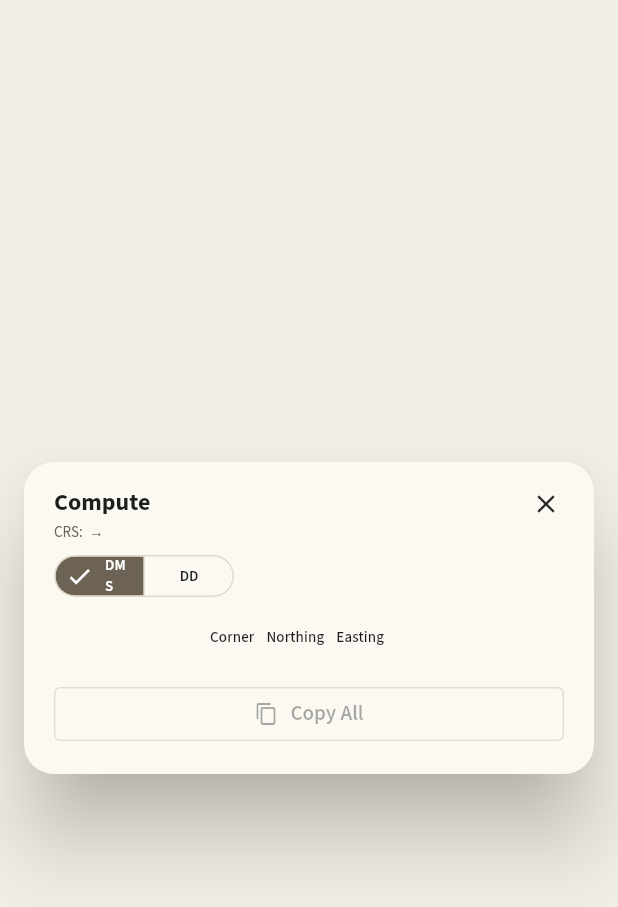
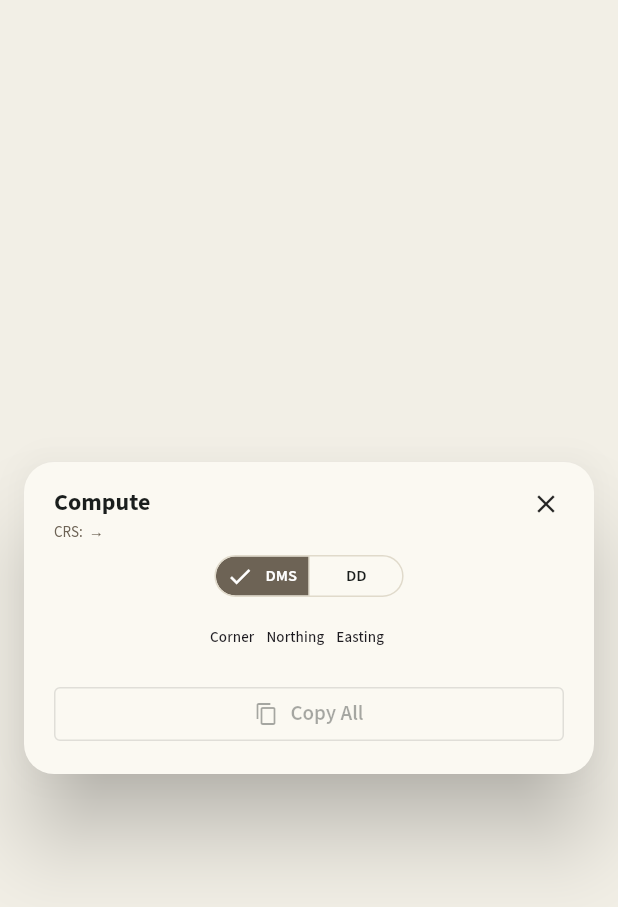
Before and after one commit to JunweakDGreit/SurveyAide, a Flutter app: the _ComputeDialogContent widget shown alone on an empty page, opened directly with empty values, on a phone screen of 412 x 824 dp. Shown: the top 907 px of the screen. Run offline on Flutter 3.47's test engine with Material 3 defaults, Android fonts, the phone set to English and light mode, and no system bars; our stand-ins replace drift, file_picker, flutter_riverpod, go_router, google_fonts, pdf and 4 more; missing offline and left inert: proj4dart; accounts and stored records are empty; generated files the repository leaves out were written again.

Commit message:
fix: CRS Helmert rx sign, geographic columns per-datum, history tab inline loading, compute dialog scrollbar

```diff
--- a/survey_aide/lib/services/crs_service.dart
+++ b/survey_aide/lib/services/crs_service.dart
@@ -56,7 +56,7 @@ class CrsService {
   ];
 
   static const _towgs84Clarke =
-      '-127.62,-67.24,-47.04,-3.068,4.903,1.578,-1.06';
+      '-127.62,-67.24,-47.04,3.068,4.903,1.578,-1.06';
 
   static List<RegisteredCrs> get availableCrs => List.unmodifiable(_crsList);
 
@@ -127,4 +127,9 @@ class CrsService {
     if (codeNum.isNotEmpty) return 'EPSG:$codeNum';
     return code;
   }
+
+  static String geographicFor(String code) {
+    if (code.startsWith('PRS92_PTM_')) return 'PRS92_GEO';
+    return code;
+  }
 }
--- a/survey_aide/lib/widgets/traverse_dialogs.dart
+++ b/survey_aide/lib/widgets/traverse_dialogs.dart
@@ -64,6 +64,7 @@ class _ComputeDialogContentState extends State<_ComputeDialogContent> {
   String? _error;
   List<_ComputeRow> _rows = [];
   LotDataResult? _areaResult;
+  final _horizontalCtrl = ScrollController();
 
   bool get _showSourceGeo => widget.crsFrom != null;
   bool get _showTargetGeo => widget.crsTo != null;
@@ -72,6 +73,12 @@ class _ComputeDialogContentState extends State<_ComputeDialogContent> {
   void initState() {
     super.initState();
     _computeAll();
+  }
+
+  @override
+  void dispose() {
+    _horizontalCtrl.dispose();
+    super.dispose();
   }
 
   void _computeAll() {
@@ -86,7 +93,8 @@ class _ComputeDialogContentState extends State<_ComputeDialogContent> {
 
         if (_showSourceGeo) {
           final geo = CrsService.instance.transform(
-              pt.easting, pt.northing, widget.crsFrom!, 'WGS84');
+              pt.easting, pt.northing, widget.crsFrom!,
+              CrsService.geographicFor(widget.crsFrom!));
           sourceStr = _formatGeo(geo.$2, geo.$1, fmt);
         }
 
@@ -95,7 +103,8 @@ class _ComputeDialogContentState extends State<_ComputeDialogContent> {
           final proj = CrsService.instance.transform(
               pt.easting, pt.northing, from, widget.crsTo!);
           final geo = CrsService.instance.transform(
-              proj.$1, proj.$2, widget.crsTo!, 'WGS84');
+              proj.$1, proj.$2, widget.crsTo!,
+              CrsService.geographicFor(widget.crsTo!));
           targetStr = _formatGeo(geo.$2, geo.$1, fmt);
         }
 
@@ -164,13 +173,13 @@ class _ComputeDialogContentState extends State<_ComputeDialogContent> {
     ];
     if (_showSourceGeo) {
       columns.add(DataColumn(
-        label: Text(CrsService.labelFor(widget.crsFrom!),
+        label: Text(CrsService.labelFor(CrsService.geographicFor(widget.crsFrom!)),
             style: const TextStyle(fontSize: 9)),
       ));
     }
     if (_showTargetGeo) {
       columns.add(DataColumn(
-        label: Text(CrsService.labelFor(widget.crsTo!),
+        label: Text(CrsService.labelFor(CrsService.geographicFor(widget.crsTo!)),
             style: const TextStyle(fontSize: 9)),
       ));
     }
@@ -218,23 +227,18 @@ class _ComputeDialogContentState extends State<_ComputeDialogContent> {
           const SizedBox(height: 8),
 
           // Controls
+          if (_showSourceGeo || _showTargetGeo)
             Padding(
               padding: const EdgeInsets.symmetric(horizontal: 20),
-            child: Row(
-              children: [
-                SizedBox(
-                  width: 120,
               child: SegmentedButton<_GeoFormat>(
                 segments: const [
                   ButtonSegment(
                     value: _GeoFormat.dms,
-                        label:
-                            Text('DMS', style: TextStyle(fontSize: 10)),
+                    label: Text('DMS', style: TextStyle(fontSize: 11)),
                   ),
                   ButtonSegment(
                     value: _GeoFormat.decimal,
-                        label:
-                            Text('DD', style: TextStyle(fontSize: 10)),
+                    label: Text('DD', style: TextStyle(fontSize: 11)),
                   ),
                 ],
                 selected: {_geoFormat},
@@ -242,13 +246,10 @@ class _ComputeDialogContentState extends State<_ComputeDialogContent> {
                   _geoFormat = v.first;
                   _computeAll();
                 }),
-                    style: ButtonStyle(
+                style: const ButtonStyle(
                   visualDensity: VisualDensity.compact,
                   tapTargetSize: MaterialTapTargetSize.shrinkWrap,
                 ),
-                  ),
-                ),
-              ],
               ),
             ),
           const SizedBox(height: 12),
@@ -268,7 +269,10 @@ class _ComputeDialogContentState extends State<_ComputeDialogContent> {
             )
           else
             Flexible(
+              child: Scrollbar(
+                controller: _horizontalCtrl,
                 child: SingleChildScrollView(
+                  controller: _horizontalCtrl,
                   padding:
                       const EdgeInsets.symmetric(horizontal: 12),
                   scrollDirection: Axis.horizontal,
@@ -346,6 +350,7 @@ class _ComputeDialogContentState extends State<_ComputeDialogContent> {
                         ),
                       ],
                     ],
+                  ),
                 ),
               ),
             ),
```
Also changed, not shown: survey_aide/lib/screens/tools/tools_page.dart (+14 -10 lines), survey_aide/lib/screens/tools/traverse_screen.dart (+42 -0 lines). Lines whose indentation alone changed are shown as unchanged.
